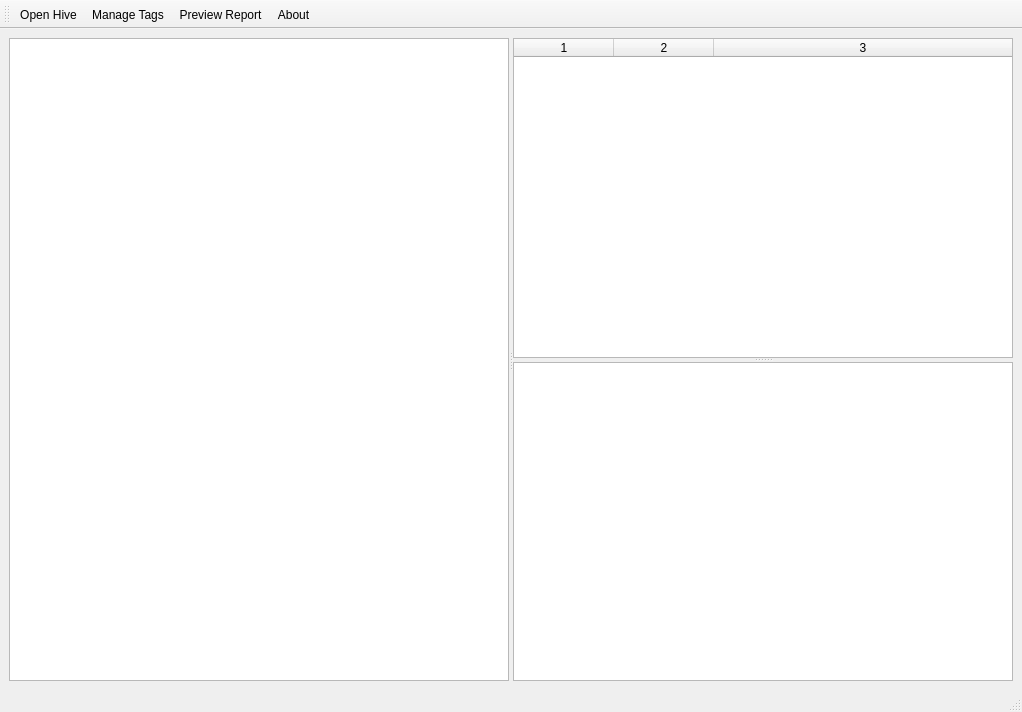
Above: wombatregistry.ui from pjrinaldi/wombatregistry before the change. Below: the same form after it.
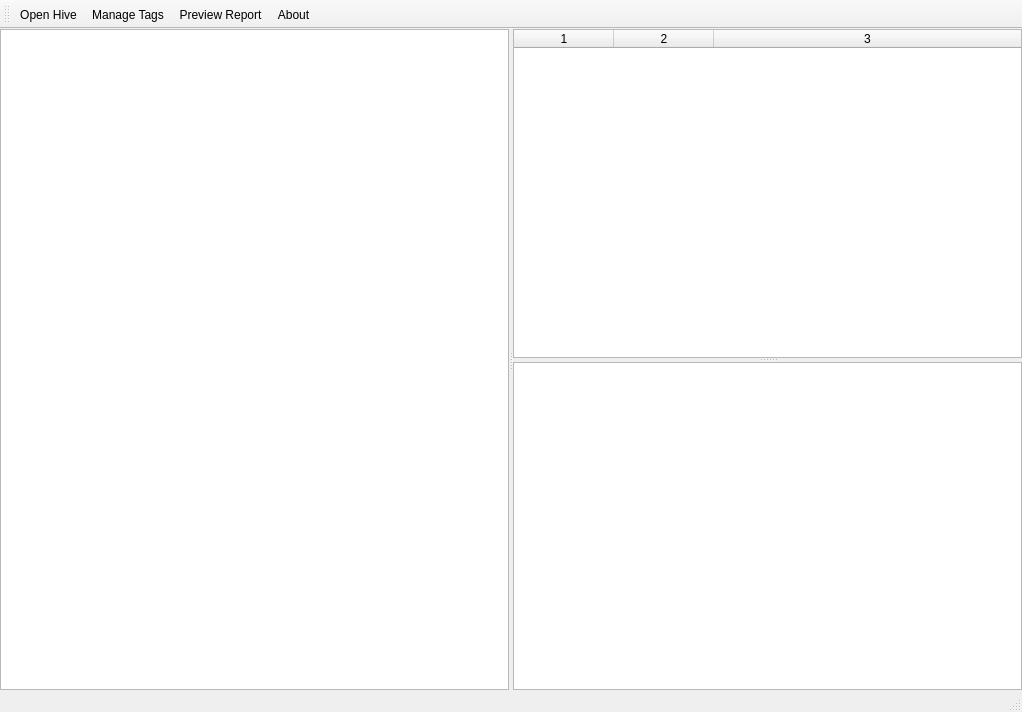
That is the form after the change. Icons and pictures are not drawn.

Patch:
```diff
--- a/wombatregistry.ui
+++ b/wombatregistry.ui
@@ -19,6 +19,21 @@
   </property>
   <widget class="QWidget" name="centralwidget">
    <layout class="QVBoxLayout" name="verticalLayout">
+    <property name="spacing">
+     <number>6</number>
+    </property>
+    <property name="leftMargin">
+     <number>0</number>
+    </property>
+    <property name="topMargin">
+     <number>0</number>
+    </property>
+    <property name="rightMargin">
+     <number>0</number>
+    </property>
+    <property name="bottomMargin">
+     <number>0</number>
+    </property>
     <item>
      <widget class="QSplitter" name="splitter_2">
       <property name="orientation">
```
